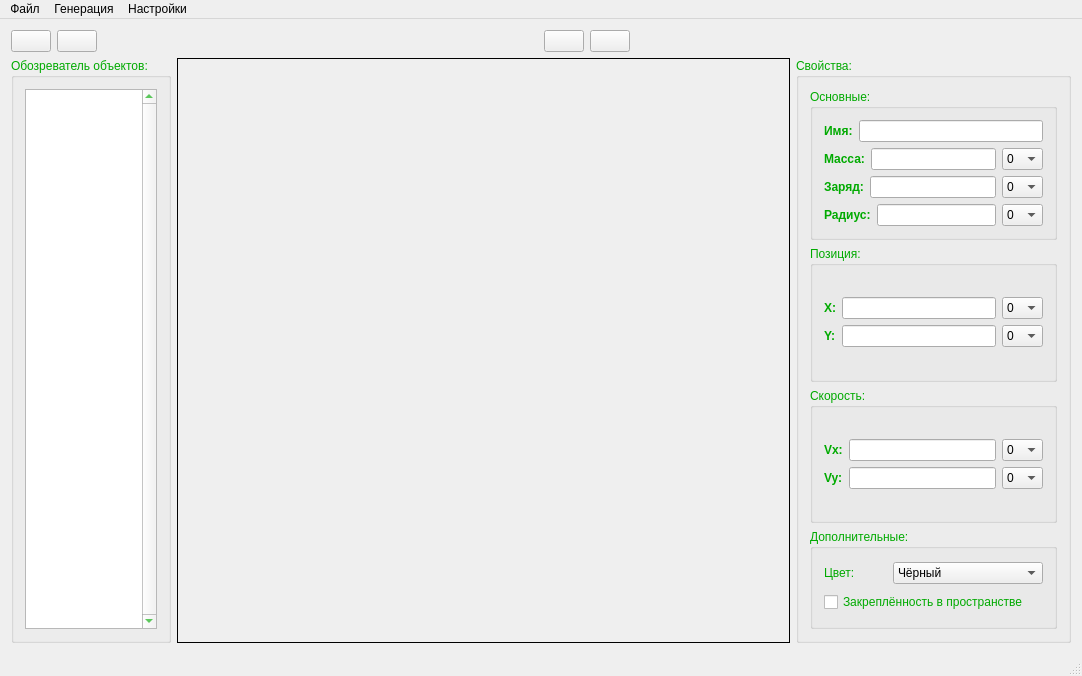
Old version of the form mainwindow.ui in the repository GRUB666/SPS---Simple-Physical-Simulator.
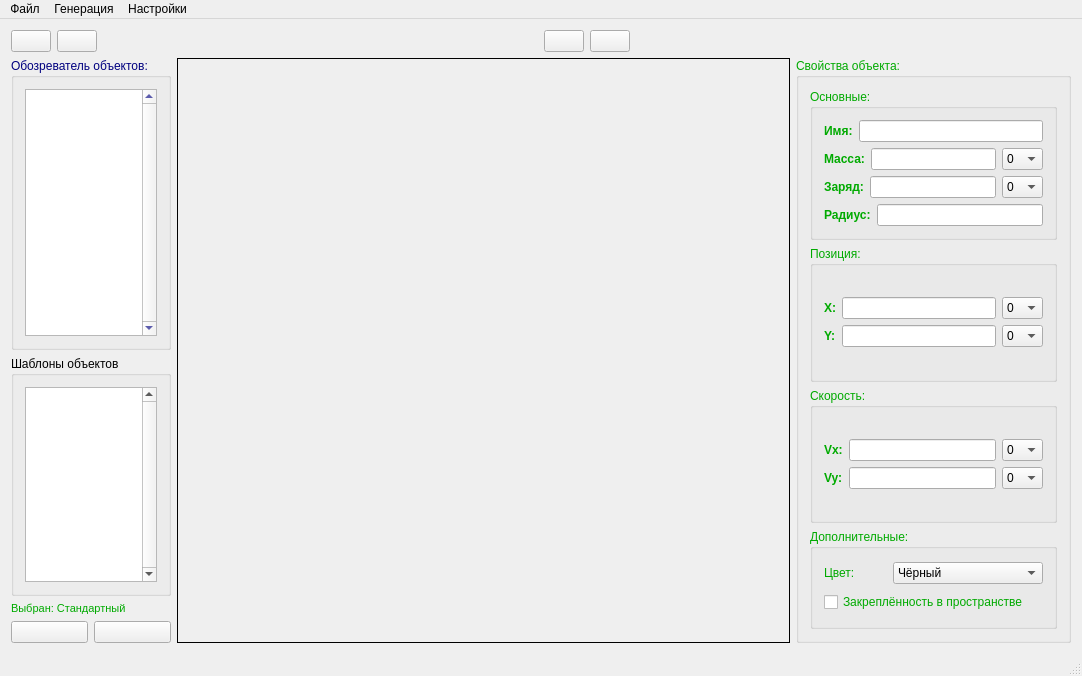
New version of the form. Custom widgets are drawn as their Qt base class.

```diff
--- a/mainwindow.ui
+++ b/mainwindow.ui
@@ -14,9 +14,9 @@
    <string>SPS - Simple Physical Simulator</string>
   </property>
   <widget class="QWidget" name="centralWidget">
-   <layout class="QVBoxLayout" name="verticalLayout_13">
+   <layout class="QHBoxLayout" name="horizontalLayout_4">
     <item>
-     <layout class="QVBoxLayout" name="verticalLayout">
+     <layout class="QVBoxLayout" name="verticalLayout_4">
       <item>
        <layout class="QHBoxLayout" name="horizontalLayout_2">
         <item>
@@ -87,6 +87,8 @@
       <item>
        <layout class="QHBoxLayout" name="horizontalLayout">
         <item>
+         <layout class="QVBoxLayout" name="verticalLayout">
+          <item>
          <widget class="QGroupBox" name="groupBox">
           <property name="minimumSize">
            <size>
@@ -107,8 +109,8 @@
               <brush brushstyle="SolidPattern">
                <color alpha="255">
                 <red>0</red>
-                <green>170</green>
-                <blue>0</blue>
+                  <green>0</green>
+                  <blue>127</blue>
                </color>
               </brush>
              </colorrole>
@@ -118,8 +120,8 @@
               <brush brushstyle="SolidPattern">
                <color alpha="255">
                 <red>0</red>
-                <green>170</green>
-                <blue>0</blue>
+                  <green>0</green>
+                  <blue>127</blue>
                </color>
               </brush>
              </colorrole>
@@ -150,11 +152,31 @@
                  <brush brushstyle="SolidPattern">
                   <color alpha="255">
                    <red>0</red>
+                     <green>0</green>
+                     <blue>127</blue>
+                    </color>
+                   </brush>
+                  </colorrole>
+                  <colorrole role="PlaceholderText">
+                   <brush brushstyle="SolidPattern">
+                    <color alpha="128">
+                     <red>0</red>
                    <green>85</green>
                    <blue>255</blue>
                   </color>
                  </brush>
                 </colorrole>
+                 </active>
+                 <inactive>
+                  <colorrole role="Text">
+                   <brush brushstyle="SolidPattern">
+                    <color alpha="255">
+                     <red>0</red>
+                     <green>0</green>
+                     <blue>127</blue>
+                    </color>
+                   </brush>
+                  </colorrole>
                 <colorrole role="PlaceholderText">
                  <brush brushstyle="SolidPattern">
                   <color alpha="128">
@@ -164,17 +186,151 @@
                   </color>
                  </brush>
                 </colorrole>
+                 </inactive>
+                 <disabled>
+                  <colorrole role="Text">
+                   <brush brushstyle="SolidPattern">
+                    <color alpha="127">
+                     <red>255</red>
+                     <green>255</green>
+                     <blue>255</blue>
+                    </color>
+                   </brush>
+                  </colorrole>
+                  <colorrole role="PlaceholderText">
+                   <brush brushstyle="SolidPattern">
+                    <color alpha="128">
+                     <red>231</red>
+                     <green>231</green>
+                     <blue>231</blue>
+                    </color>
+                   </brush>
+                  </colorrole>
+                 </disabled>
+                </palette>
+               </property>
+               <property name="font">
+                <font>
+                 <pointsize>9</pointsize>
+                 <weight>75</weight>
+                 <bold>true</bold>
+                </font>
+               </property>
+               <property name="verticalScrollBarPolicy">
+                <enum>Qt::ScrollBarAlwaysOn</enum>
+               </property>
+              </widget>
+             </item>
+            </layout>
+           </widget>
+          </item>
+          <item>
+           <widget class="QGroupBox" name="groupBox_2">
+            <property name="minimumSize">
+             <size>
+              <width>160</width>
+              <height>0</height>
+             </size>
+            </property>
+            <property name="maximumSize">
+             <size>
+              <width>150</width>
+              <height>240</height>
+             </size>
+            </property>
+            <property name="palette">
+             <palette>
+              <active>
+               <colorrole role="WindowText">
+                <brush brushstyle="SolidPattern">
+                 <color alpha="255">
+                  <red>0</red>
+                  <green>0</green>
+                  <blue>0</blue>
+                 </color>
+                </brush>
+               </colorrole>
                </active>
                <inactive>
+               <colorrole role="WindowText">
+                <brush brushstyle="SolidPattern">
+                 <color alpha="255">
+                  <red>0</red>
+                  <green>0</green>
+                  <blue>0</blue>
+                 </color>
+                </brush>
+               </colorrole>
+              </inactive>
+              <disabled>
+               <colorrole role="WindowText">
+                <brush brushstyle="SolidPattern">
+                 <color alpha="127">
+                  <red>255</red>
+                  <green>255</green>
+                  <blue>255</blue>
+                 </color>
+                </brush>
+               </colorrole>
+              </disabled>
+             </palette>
+            </property>
+            <property name="title">
+             <string>Шаблоны объектов</string>
+            </property>
+            <layout class="QHBoxLayout" name="horizontalLayout_20">
+             <item>
+              <widget class="QListWidget" name="Patterns_list">
+               <property name="palette">
+                <palette>
+                 <active>
+                  <colorrole role="WindowText">
+                   <brush brushstyle="SolidPattern">
+                    <color alpha="255">
+                     <red>0</red>
+                     <green>0</green>
+                     <blue>0</blue>
+                    </color>
+                   </brush>
+                  </colorrole>
                 <colorrole role="Text">
                  <brush brushstyle="SolidPattern">
                   <color alpha="255">
+                     <red>135</red>
+                     <green>0</green>
+                     <blue>0</blue>
+                    </color>
+                   </brush>
+                  </colorrole>
+                  <colorrole role="PlaceholderText">
+                   <brush brushstyle="SolidPattern">
+                    <color alpha="128">
                    <red>0</red>
                    <green>85</green>
                    <blue>255</blue>
                   </color>
                  </brush>
                 </colorrole>
+                 </active>
+                 <inactive>
+                  <colorrole role="WindowText">
+                   <brush brushstyle="SolidPattern">
+                    <color alpha="255">
+                     <red>0</red>
+                     <green>0</green>
+                     <blue>0</blue>
+                    </color>
+                   </brush>
+                  </colorrole>
+                  <colorrole role="Text">
+                   <brush brushstyle="SolidPattern">
+                    <color alpha="255">
+                     <red>135</red>
+                     <green>0</green>
+                     <blue>0</blue>
+                    </color>
+                   </brush>
+                  </colorrole>
                 <colorrole role="PlaceholderText">
                  <brush brushstyle="SolidPattern">
                   <color alpha="128">
@@ -186,6 +342,15 @@
                 </colorrole>
                </inactive>
                <disabled>
+                  <colorrole role="WindowText">
+                   <brush brushstyle="SolidPattern">
+                    <color alpha="127">
+                     <red>255</red>
+                     <green>255</green>
+                     <blue>255</blue>
+                    </color>
+                   </brush>
+                  </colorrole>
                 <colorrole role="Text">
                  <brush brushstyle="SolidPattern">
                   <color alpha="127">
@@ -207,6 +372,12 @@
                </disabled>
               </palette>
              </property>
+               <property name="font">
+                <font>
+                 <weight>75</weight>
+                 <bold>true</bold>
+                </font>
+               </property>
              <property name="verticalScrollBarPolicy">
               <enum>Qt::ScrollBarAlwaysOn</enum>
              </property>
@@ -214,6 +385,137 @@
            </item>
           </layout>
          </widget>
+          </item>
+          <item>
+           <widget class="QLabel" name="choosen_label">
+            <property name="maximumSize">
+             <size>
+              <width>150</width>
+              <height>16777215</height>
+             </size>
+            </property>
+            <property name="palette">
+             <palette>
+              <active>
+               <colorrole role="WindowText">
+                <brush brushstyle="SolidPattern">
+                 <color alpha="255">
+                  <red>0</red>
+                  <green>170</green>
+                  <blue>0</blue>
+                 </color>
+                </brush>
+               </colorrole>
+               <colorrole role="Text">
+                <brush brushstyle="SolidPattern">
+                 <color alpha="255">
+                  <red>0</red>
+                  <green>85</green>
+                  <blue>0</blue>
+                 </color>
+                </brush>
+               </colorrole>
+               <colorrole role="PlaceholderText">
+                <brush brushstyle="SolidPattern">
+                 <color alpha="128">
+                  <red>0</red>
+                  <green>85</green>
+                  <blue>0</blue>
+                 </color>
+                </brush>
+               </colorrole>
+              </active>
+              <inactive>
+               <colorrole role="WindowText">
+                <brush brushstyle="SolidPattern">
+                 <color alpha="255">
+                  <red>0</red>
+                  <green>170</green>
+                  <blue>0</blue>
+                 </color>
+                </brush>
+               </colorrole>
+               <colorrole role="Text">
+                <brush brushstyle="SolidPattern">
+                 <color alpha="255">
+                  <red>0</red>
+                  <green>85</green>
+                  <blue>0</blue>
+                 </color>
+                </brush>
+               </colorrole>
+               <colorrole role="PlaceholderText">
+                <brush brushstyle="SolidPattern">
+                 <color alpha="128">
+                  <red>0</red>
+                  <green>85</green>
+                  <blue>0</blue>
+                 </color>
+                </brush>
+               </colorrole>
+              </inactive>
+              <disabled>
+               <colorrole role="WindowText">
+                <brush brushstyle="SolidPattern">
+                 <color alpha="127">
+                  <red>255</red>
+                  <green>255</green>
+                  <blue>255</blue>
+                 </color>
+                </brush>
+               </colorrole>
+               <colorrole role="Text">
+                <brush brushstyle="SolidPattern">
+                 <color alpha="127">
+                  <red>255</red>
+                  <green>255</green>
+                  <blue>255</blue>
+                 </color>
+                </brush>
+               </colorrole>
+               <colorrole role="PlaceholderText">
+                <brush brushstyle="SolidPattern">
+                 <color alpha="128">
+                  <red>231</red>
+                  <green>231</green>
+                  <blue>231</blue>
+                 </color>
+                </brush>
+               </colorrole>
+              </disabled>
+             </palette>
+            </property>
+            <property name="font">
+             <font>
+              <pointsize>8</pointsize>
+              <weight>50</weight>
+              <bold>false</bold>
+             </font>
+            </property>
+            <property name="text">
+             <string>Выбран: Стандартный</string>
+            </property>
+           </widget>
+          </item>
+          <item>
+           <layout class="QHBoxLayout" name="horizontalLayout_8">
+            <item>
+             <widget class="QPushButton" name="deletepattern_button">
+              <property name="text">
+               <string/>
+              </property>
+             </widget>
+            </item>
+            <item>
+             <widget class="QPushButton" name="addpattern_button">
+              <property name="text">
+               <string/>
+              </property>
+             </widget>
+            </item>
+           </layout>
+          </item>
+         </layout>
         </item>
         <item>
          <widget class="Viewport" name="viewport">
@@ -286,7 +588,7 @@
            </palette>
           </property>
           <property name="title">
-           <string>Свойства:</string>
+           <string>Свойства объекта:</string>
           </property>
           <layout class="QVBoxLayout" name="verticalLayout_12">
            <item>
@@ -604,98 +906,6 @@
                   <item>
                    <widget class="QLineEdit" name="rad_line"/>
                   </item>
-                  <item>
-                   <widget class="QComboBox" name="comboBox_3">
-                    <property name="currentIndex">
-                     <number>8</number>
-                    </property>
-                    <item>
-                     <property name="text">
-                      <string>8</string>
-                     </property>
-                    </item>
-                    <item>
-                     <property name="text">
-                      <string>7</string>
-                     </property>
-                    </item>
-                    <item>
-                     <property name="text">
-                      <string>6</string>
-                     </property>
-                    </item>
-                    <item>
-                     <property name="text">
-                      <string>5</string>
-                     </property>
-                    </item>
-                    <item>
-                     <property name="text">
-                      <string>4</string>
-                     </property>
-                    </item>
-                    <item>
-                     <property name="text">
-                      <string>3</string>
-                     </property>
-                    </item>
-                    <item>
-                     <property name="text">
-                      <string>2</string>
-                     </property>
-                    </item>
-                    <item>
-                     <property name="text">
-                      <string>1</string>
-                     </property>
-                    </item>
-                    <item>
-                     <property name="text">
-                      <string>0</string>
-                     </property>
-                    </item>
-                    <item>
-                     <property name="text">
-                      <string>-1</string>
-                     </property>
-                    </item>
-                    <item>
-                     <property name="text">
-                      <string>-2</string>
-                     </property>
-                    </item>
-                    <item>
-                     <property name="text">
-                      <string>-3</string>
-                     </property>
-                    </item>
-                    <item>
-                     <property name="text">
-                      <string>-4</string>
-                     </property>
-                    </item>
-                    <item>
-                     <property name="text">
-                      <string>-5</string>
-                     </property>
-                    </item>
-                    <item>
-                     <property name="text">
-                      <string>-6</string>
-                     </property>
-                    </item>
-                    <item>
-                     <property name="text">
-                      <string>-7</string>
-                     </property>
-                    </item>
-                    <item>
-                     <property name="text">
-                      <string>-8</string>
-                     </property>
-                    </item>
-                   </widget>
-                  </item>
                  </layout>
                 </item>
                </layout>
```
Left out of the diff: 12 changed lines with no effect on the pictures. Lines whose indentation alone changed are shown as unchanged.
